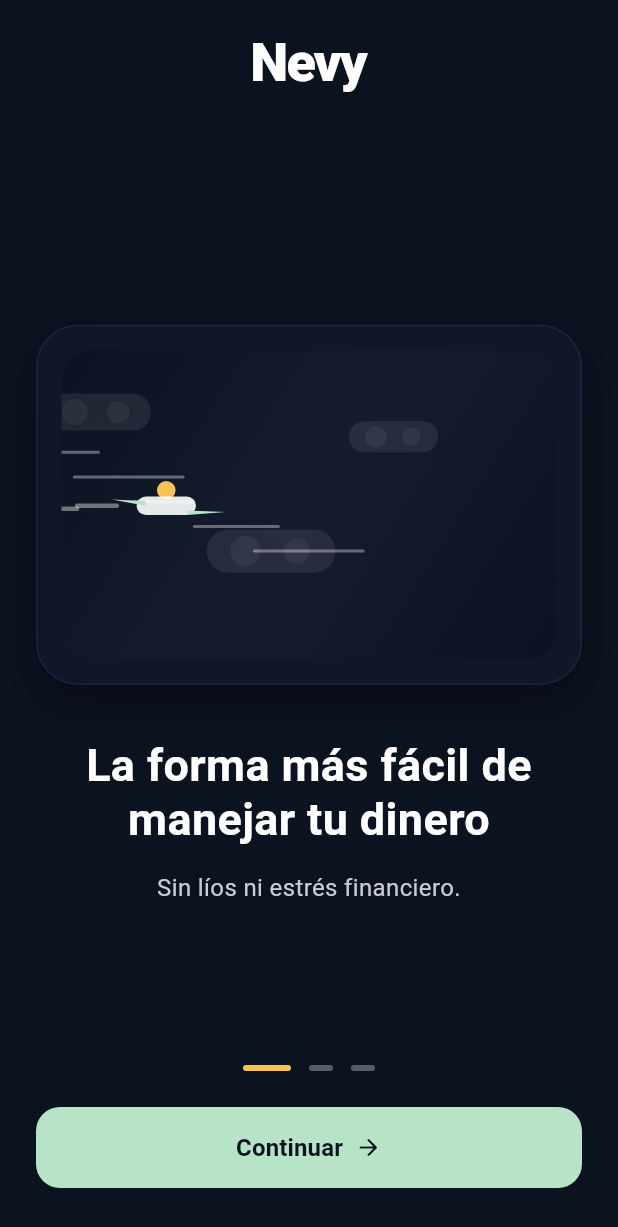
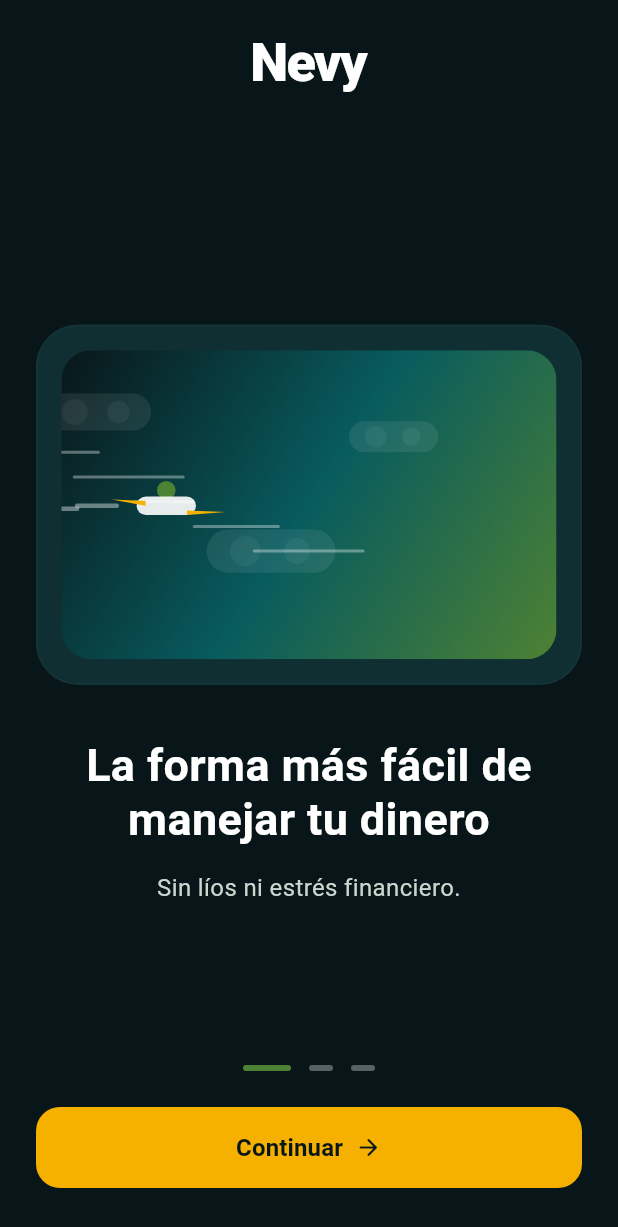
Before and after one commit to Jhon32-hue/Vexxo_app_mobile, a Flutter app: the OnboardingFlow screen opened directly, on a phone screen of 412 x 824 dp. Shown: the top 1227 px of the screen. Run offline on Flutter 3.47's test engine with Material 3 defaults, Android fonts, the phone set to English and light mode, and no system bars.

Commit message:
Update theme palette with forest accents

```diff
--- a/lib/core/theme/colors.dart
+++ b/lib/core/theme/colors.dart
@@ -1,25 +1,28 @@
 import 'package:flutter/material.dart';
 
 /// Paleta oficial de Nevy.
-/// - Predominante: Amarillo pastel intenso (calma premium).
-/// - Secundario: Verde menta suave (CTA humano).
-/// - Oscuro premium: fondo profundo.
-/// - Neutros: para textos y superficies.
+/// - Predominante: Verdes bosque para sensación natural/premium.
+/// - Acentos: Naranja vibrante y amarillo ocre para CTAs y promociones.
+/// - Azul petróleo: soporte en secciones secundarias y gradientes.
+/// - Negro profundo: fondo premium.
 class NevyColors {
   // Brand
-  static const Color brandPrimary = Color(0xFFF6C453); // Amarillo pastel intenso
-  static const Color brandSecondary = Color(0xFFB7E4C7); // Verde menta suave
+  static const Color brandPrimary = Color(0xFF4D8133); // Verde bosque
+  static const Color brandSecondary = Color(0xFFF6B100); // Amarillo ocre (CTA)
+  static const Color brandAccent = Color(0xFFF36906); // Naranja vibrante (promo)
+  static const Color brandSupport = Color(0xFF085B5E); // Azul petróleo
 
   // Neutrals
-  static const Color background = Color(0xFF0B1220); // Fondo oscuro premium
-  static const Color surface = Color(0xFF141B2D); // Cards / paneles oscuros
+  static const Color background = Color(0xFF091619); // Fondo oscuro premium
+  static const Color surface = Color(0xFF0F2F33); // Cards / paneles oscuros
   static const Color textPrimary = Color(0xFFFFFFFF); // Texto principal
-  static const Color textSecondary = Color(0xFFC7CCD6); // Texto secundario
+  static const Color textSecondary = Color(0xFFCBD6CF); // Texto secundario
 
   // UI helpers
-  static const Color border = Color(0xFF2A3246);
-  static const Color success = Color(0xFFB7E4C7);
-  static const Color warning = Color(0xFFF6C453);
+  static const Color border = Color(0xFF1B3D3F);
+  static const Color success = Color(0xFF4D8133);
+  static const Color warning = Color(0xFFF6B100);
+  static const Color alert = Color(0xFFF36906);
 
   /// Gradiente suave (premium) para headers y fondos del onboarding.
   /// Mantiene calma sin usar azul bancario clásico.
@@ -27,9 +30,9 @@ class NevyColors {
     begin: Alignment.topLeft,
     end: Alignment.bottomRight,
     colors: [
-      Color(0xFF0B1220), // Oscuro premium
-      Color(0xFF151C2E), // Oscuro suave
-      Color(0xFF0B1220), // Loop visual
+      Color(0xFF091619), // Negro profundo
+      Color(0xFF085B5E), // Azul petróleo
+      Color(0xFF4D8133), // Verde bosque
     ],
   );
 }
--- a/lib/features/onboarding/presentation/widgets/onboarding_button.dart
+++ b/lib/features/onboarding/presentation/widgets/onboarding_button.dart
@@ -33,13 +33,16 @@ class OnboardingButton extends StatelessWidget {
             Text(
               label,
               style: const TextStyle(
-                color: Color(0xFF0B1220),
+                color: NevyColors.background,
                 fontWeight: FontWeight.w600,
                 fontSize: 16,
               ),
             ),
             const SizedBox(width: 8),
-            const Icon(Icons.arrow_forward_rounded, color: Color(0xFF0B1220)),
+            const Icon(
+              Icons.arrow_forward_rounded,
+              color: NevyColors.background,
+            ),
           ],
         ),
       ),
--- a/lib/features/onboarding/presentation/widgets/onboarding_slide.dart
+++ b/lib/features/onboarding/presentation/widgets/onboarding_slide.dart
@@ -90,12 +90,12 @@ class _HeroCard extends StatelessWidget {
       width: double.infinity,
       padding: const EdgeInsets.all(16),
       decoration: BoxDecoration(
-        color: const Color(0xFF0F1729),
+        color: NevyColors.surface,
         borderRadius: BorderRadius.circular(28),
         border: Border.all(color: NevyColors.border.withValues(alpha: 0.5)),
         boxShadow: [
           BoxShadow(
-            color: Colors.black.withValues(alpha: 0.3),
+            color: NevyColors.background.withValues(alpha: 0.45),
             blurRadius: 24,
             offset: const Offset(0, 12),
           ),
```
